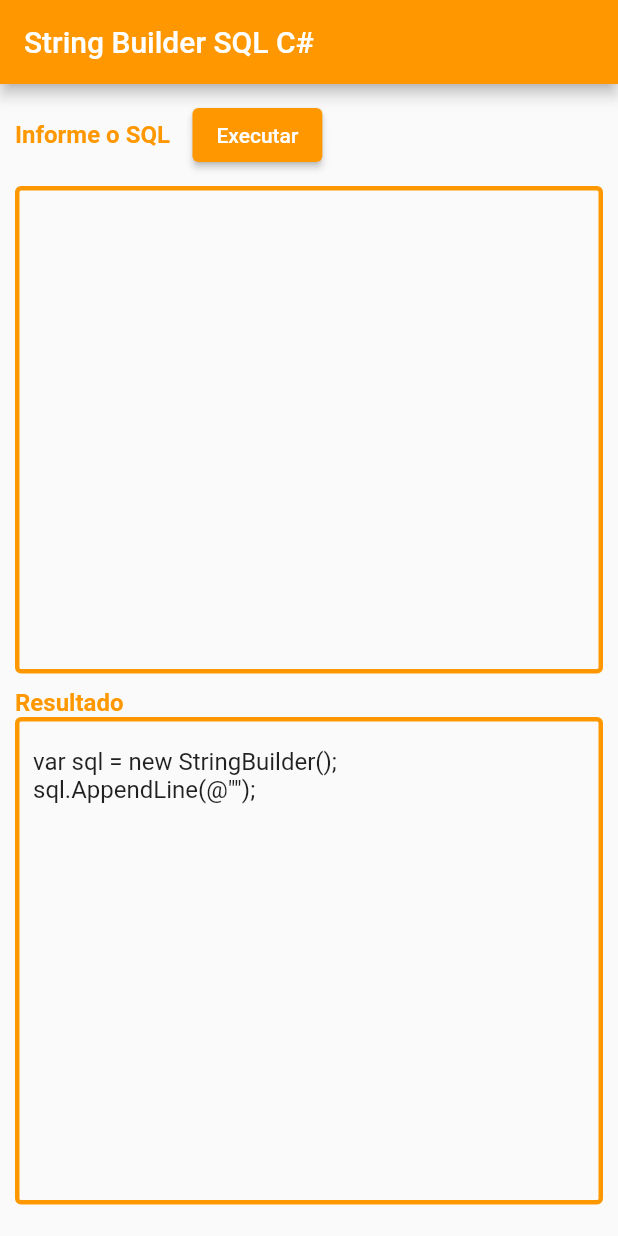
After one commit to thiiagofernando/gerador_stringbuilder, a Flutter app: the screen it shows after launch, after a tap on "Executar", on a phone screen of 412 x 824 dp. The commit adds this screen. Run offline on Flutter 3.47's test engine with Material 2 defaults, Android fonts, the phone set to English and light mode, and no system bars; missing offline and left inert: window_manager.

```diff
--- /dev/null
+++ b/lib/page/home_page_outras_plataformas.dart
@@ -0,0 +1,53 @@
+import 'package:flutter/material.dart';
+import '../widgets/elevated_button_executar_custom.dart';
+import '../widgets/texto_area_custom.dart';
+import '../widgets/texto_label_custom.dart';
+
+class MyHomeOutrasPlataformasPage extends StatefulWidget {
+  const MyHomeOutrasPlataformasPage({super.key, required this.title});
+
+  final String title;
+
+  @override
+  State<MyHomeOutrasPlataformasPage> createState() => _MyHomeOutrasPlataformasPage();
+}
+
+class _MyHomeOutrasPlataformasPage extends State<MyHomeOutrasPlataformasPage> {
+  final sqlCtrl = TextEditingController();
+  final resultadoCtrl = TextEditingController();
+  @override
+  Widget build(BuildContext context) {
+    return Scaffold(
+      appBar: AppBar(
+        title: Text(
+          widget.title,
+          style: const TextStyle(color: Colors.white),
+        ),
+      ),
+      body: SingleChildScrollView(
+        child: Container(
+          padding: const EdgeInsets.symmetric(vertical: 10, horizontal: 10),
+          child: Center(
+            child: Column(
+              mainAxisAlignment: MainAxisAlignment.spaceEvenly,
+              crossAxisAlignment: CrossAxisAlignment.start,
+              children: [
+                Row(children: [
+                  const TextoLabelCustom(label: 'Informe o SQL'),
+                  const SizedBox(width: 15),
+                  ElevatedButtonExecutarCustom(
+                      sql: sqlCtrl.text, labelBottao: 'Executar', resultadoCtrl: resultadoCtrl),
+                ]),
+                const SizedBox(height: 10),
+                TextoAreaCustom(resultadoCtrl: sqlCtrl, somenteLeitura: false),
+                const SizedBox(height: 10),
+                const TextoLabelCustom(label: 'Resultado'),
+                TextoAreaCustom(resultadoCtrl: resultadoCtrl, somenteLeitura: true),
+              ],
+            ),
+          ),
+        ),
+      ),
+    );
+  }
+}
--- /dev/null
+++ b/lib/utils/criar_appendline.dart
@@ -0,0 +1,9 @@
+String criarAppenLine(String sql) {
+  List<String> sqlFinal = [];
+  sqlFinal.add('var sql = new StringBuilder(); ');
+  final textoComQuebra = sql.split('\n');
+  for (var i = 0; i < textoComQuebra.length; i++) {
+    sqlFinal.add('sql.AppendLine(@"${textoComQuebra[i].replaceAll('"', '""')}");');
+  }
+  return sqlFinal.join('\n');
+}
--- /dev/null
+++ b/lib/widgets/elevated_button_executar_custom.dart
@@ -0,0 +1,27 @@
+import 'package:flutter/material.dart';
+
+import '../utils/criar_appendline.dart';
+
+class ElevatedButtonExecutarCustom extends StatelessWidget {
+  final String sql;
+  final String labelBottao;
+  final TextEditingController resultadoCtrl;
+  const ElevatedButtonExecutarCustom({
+    super.key,
+    required this.sql,
+    required this.labelBottao,
+    required this.resultadoCtrl,
+  });
+  @override
+  Widget build(BuildContext context) {
+    return ElevatedButton(
+      onPressed: () {
+        resultadoCtrl.text = criarAppenLine(sql);
+      },
+      child: Text(
+        labelBottao,
+        style: const TextStyle(color: Colors.white),
+      ),
+    );
+  }
+}
--- /dev/null
+++ b/lib/widgets/texto_area_custom.dart
@@ -0,0 +1,33 @@
+import 'package:flutter/material.dart';
+
+class TextoAreaCustom extends StatelessWidget {
+  const TextoAreaCustom({
+    super.key,
+    required this.resultadoCtrl,
+    required this.somenteLeitura,
+  });
+
+  final TextEditingController resultadoCtrl;
+  final bool somenteLeitura;
+
+  @override
+  Widget build(BuildContext context) {
+    return TextField(
+      keyboardType: TextInputType.multiline,
+      controller: resultadoCtrl,
+      maxLines: 15,
+      readOnly: somenteLeitura,
+      decoration: const InputDecoration(
+        focusedBorder: OutlineInputBorder(
+          borderSide: BorderSide(color: Colors.orange, width: 2.0),
+        ),
+        enabledBorder: OutlineInputBorder(
+          borderSide: BorderSide(
+            width: 3,
+            color: Colors.orange,
+          ),
+        ),
+      ),
+    );
+  }
+}
--- /dev/null
+++ b/lib/widgets/texto_label_custom.dart
@@ -0,0 +1,20 @@
+import 'package:flutter/material.dart';
+
+class TextoLabelCustom extends StatelessWidget {
+  const TextoLabelCustom({
+    super.key,
+    required this.label,
+  });
+  final String label;
+  @override
+  Widget build(BuildContext context) {
+    return Text(
+      label,
+      style: const TextStyle(
+        fontSize: 16,
+        color: Colors.orange,
+        fontWeight: FontWeight.bold,
+      ),
+    );
+  }
+}
```
Also changed, not shown: lib/main.dart (+28 -121 lines), lib/page/home_page_windows.dart (added, +66 -0 lines), pubspec.yaml (+22 -2 lines), assets/icon/iconesistema.png (added), 48 other files.
